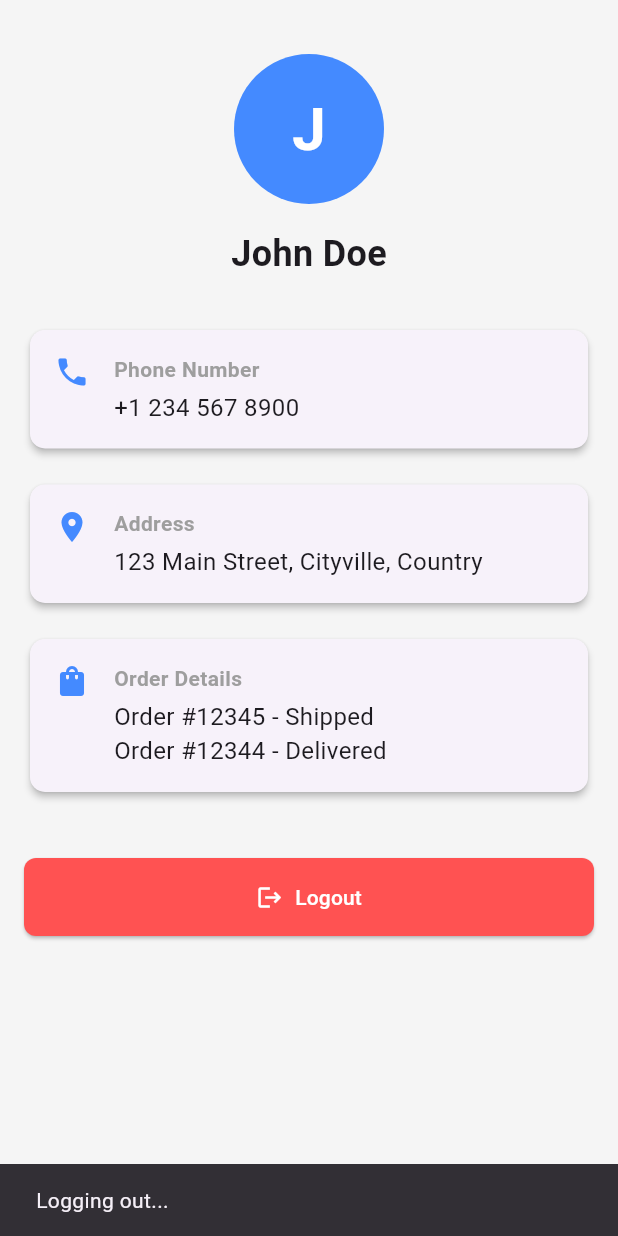
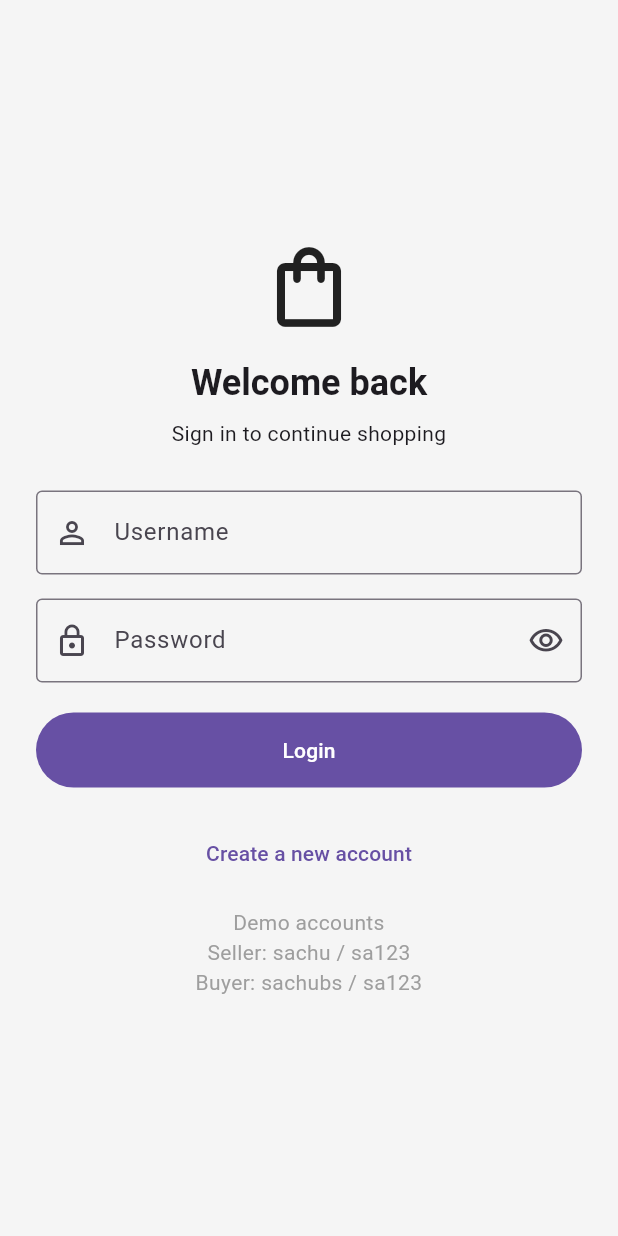
Before and after one commit to hackersbs/E-Commerce_App_-Flutter_Supabase-, a Flutter app: the ProfileScreen screen opened directly, after a tap on "Logout", on a phone screen of 412 x 824 dp. Run offline on Flutter 3.47's test engine with Material 3 defaults, Android fonts, the phone set to English and light mode, and no system bars; accounts and stored records are empty.

Commit message:
feat(auth): add login & signup screens with demo user and Provider state management

```diff
--- a/lib/main.dart
+++ b/lib/main.dart
@@ -1,20 +1,21 @@
 import 'package:flutter/material.dart';
 import 'package:provider/provider.dart';
-import 'screen/home_screen.dart';
+
+import 'screen/auth_screen.dart';
+import 'providers/auth_provider.dart';
 import 'providers/cart_provider.dart';
 import 'providers/theme_provider.dart';
-
 
 void main() {
   runApp(
     MultiProvider(
       providers: [
+        ChangeNotifierProvider(create: (context) => AuthProvider()),
         ChangeNotifierProvider(create: (context) => CartProvider()),
         ChangeNotifierProvider(create: (context) => ThemeProvider()),
       ],
       child: const MyApp(),
     ),
-
   );
 }
 
@@ -43,7 +44,7 @@ class MyApp extends StatelessWidget {
           foregroundColor: Colors.white,
         ),
       ),
-      home: const HomeScreen(),
+      home: const LoginScreen(),
     );
   }
 }
--- /dev/null
+++ b/lib/providers/auth_provider.dart
@@ -0,0 +1,76 @@
+import 'package:flutter/foundation.dart';
+
+class AppUser {
+  final String username;
+  final String password;
+  final String role;
+  final String phone;
+  final String country;
+  final String state;
+  final String city;
+  final String address;
+
+  const AppUser({
+    required this.username,
+    required this.password,
+    required this.role,
+    this.phone = '',
+    this.country = '',
+    this.state = '',
+    this.city = '',
+    this.address = '',
+  });
+}
+
+class AuthProvider extends ChangeNotifier {
+  final Map<String, AppUser> _users = {
+    'sachu': const AppUser(
+      username: 'sachu',
+      password: 'sa123',
+      role: 'Seller',
+    ),
+    'sachubs': const AppUser(
+      username: 'sachubs',
+      password: 'sa123',
+      role: 'Buyer',
+    ),
+  };
+
+  AppUser? _currentUser;
+
+  AppUser? get currentUser => _currentUser;
+  bool get isLoggedIn => _currentUser != null;
+
+  bool login(String username, String password) {
+    final normalizedUsername = username.trim().toLowerCase();
+    final user = _users[normalizedUsername];
+    if (user == null || user.password != password) return false;
+
+    _currentUser = user;
+    notifyListeners();
+    return true;
+  }
+
+  bool register(AppUser user) {
+    final normalizedUsername = user.username.trim().toLowerCase();
+    if (_users.containsKey(normalizedUsername)) return false;
+
+    _users[normalizedUsername] = AppUser(
+      username: normalizedUsername,
+      password: user.password,
+      role: user.role,
+      phone: user.phone,
+      country: user.country,
+      state: user.state,
+      city: user.city,
+      address: user.address,
+    );
+    notifyListeners();
+    return true;
+  }
+
+  void logout() {
+    _currentUser = null;
+    notifyListeners();
+  }
+}
--- /dev/null
+++ b/lib/screen/auth_screen.dart
@@ -0,0 +1,363 @@
+import 'package:flutter/material.dart';
+import 'package:provider/provider.dart';
+
+import '../providers/auth_provider.dart';
+import 'home_screen.dart';
+
+class LoginScreen extends StatefulWidget {
+  const LoginScreen({super.key});
+
+  @override
+  State<LoginScreen> createState() => _LoginScreenState();
+}
+
+class _LoginScreenState extends State<LoginScreen> {
+  final _formKey = GlobalKey<FormState>();
+  final _usernameController = TextEditingController();
+  final _passwordController = TextEditingController();
+  bool _obscurePassword = true;
+
+  @override
+  void dispose() {
+    _usernameController.dispose();
+    _passwordController.dispose();
+    super.dispose();
+  }
+
+  void _login() {
+    if (!_formKey.currentState!.validate()) return;
+
+    final loggedIn = context.read<AuthProvider>().login(
+      _usernameController.text,
+      _passwordController.text,
+    );
+    if (!loggedIn) {
+      ScaffoldMessenger.of(context).showSnackBar(
+        const SnackBar(content: Text('Invalid username or password')),
+      );
+      return;
+    }
+
+    Navigator.of(context)
+        .pushReplacement(MaterialPageRoute(builder: (_) => const HomeScreen()));
+  }
+
+  Future<void> _openSignup() async {
+    final created = await Navigator.of(context)
+        .push<bool>(MaterialPageRoute(builder: (_) => const SignupScreen()));
+    if (!mounted || created != true) return;
+
+    ScaffoldMessenger.of(context).showSnackBar(
+      const SnackBar(content: Text('Account created. Please log in.')),
+    );
+  }
+
+  @override
+  Widget build(BuildContext context) {
+    return Scaffold(
+      body: SafeArea(
+        child: Center(
+          child: SingleChildScrollView(
+            padding: const EdgeInsets.all(24),
+            child: Form(
+              key: _formKey,
+              child: Column(
+                crossAxisAlignment: CrossAxisAlignment.stretch,
+                children: [
+                  const Icon(Icons.shopping_bag_outlined, size: 64),
+                  const SizedBox(height: 16),
+                  Text(
+                    'Welcome back',
+                    textAlign: TextAlign.center,
+                    style: Theme.of(context).textTheme.headlineSmall
+                        ?.copyWith(fontWeight: FontWeight.bold),
+                  ),
+                  const SizedBox(height: 8),
+                  const Text(
+                    'Sign in to continue shopping',
+                    textAlign: TextAlign.center,
+                  ),
+                  const SizedBox(height: 28),
+                  TextFormField(
+                    controller: _usernameController,
+                    decoration: const InputDecoration(
+                      labelText: 'Username',
+                      prefixIcon: Icon(Icons.person_outline),
+                      border: OutlineInputBorder(),
+                    ),
+                    validator: (value) => value == null || value.trim().isEmpty
+                        ? 'Enter your username'
+                        : null,
+                  ),
+                  const SizedBox(height: 16),
+                  TextFormField(
+                    controller: _passwordController,
+                    obscureText: _obscurePassword,
+                    decoration: InputDecoration(
+                      labelText: 'Password',
+                      prefixIcon: const Icon(Icons.lock_outline),
+                      border: const OutlineInputBorder(),
+                      suffixIcon: IconButton(
+                        tooltip: 'Show password',
+                        icon: Icon(
+                          _obscurePassword
+                              ? Icons.visibility_outlined
+                              : Icons.visibility_off_outlined,
+                        ),
+                        onPressed: () {
+                          setState(() => _obscurePassword = !_obscurePassword);
+                        },
+                      ),
+                    ),
+                    validator: (value) => value == null || value.isEmpty
+                        ? 'Enter your password'
+                        : null,
+                  ),
+                  const SizedBox(height: 20),
+                  SizedBox(
+                    height: 50,
+                    child: FilledButton(
+                      onPressed: _login,
+                      child: const Text('Login'),
+                    ),
+                  ),
+                  const SizedBox(height: 20),
+                  TextButton(
+                    onPressed: _openSignup,
+                    child: const Text('Create a new account'),
+                  ),
+                  const SizedBox(height: 12),
+                  const Text(
+                    'Demo accounts\nSeller: sachu / sa123\nBuyer: sachubs / sa123',
+                    textAlign: TextAlign.center,
+                    style: TextStyle(color: Colors.grey),
+                  ),
+                ],
+              ),
+            ),
+          ),
+        ),
+      ),
+    );
+  }
+}
+
+class SignupScreen extends StatefulWidget {
+  const SignupScreen({super.key});
+
+  @override
+  State<SignupScreen> createState() => _SignupScreenState();
+}
+
+class _SignupScreenState extends State<SignupScreen> {
+  final _formKey = GlobalKey<FormState>();
+  final _usernameController = TextEditingController();
+  final _passwordController = TextEditingController();
+  final _confirmPasswordController = TextEditingController();
+  final _phoneController = TextEditingController();
+  final _countryController = TextEditingController();
+  final _stateController = TextEditingController();
+  final _cityController = TextEditingController();
+  final _addressController = TextEditingController();
+  String _role = 'Buyer';
+  bool _obscurePassword = true;
+  bool _obscureConfirmPassword = true;
+
+  @override
+  void dispose() {
+    for (final controller in [
+      _usernameController,
+      _passwordController,
+      _confirmPasswordController,
+      _phoneController,
+      _countryController,
+      _stateController,
+      _cityController,
+      _addressController,
+    ]) {
+      controller.dispose();
+    }
+    super.dispose();
+  }
+
+  String? _required(String? value, String label) {
+    return value == null || value.trim().isEmpty ? 'Enter your $label' : null;
+  }
+
+  void _signup() {
+    if (!_formKey.currentState!.validate()) return;
+
+    final created = context.read<AuthProvider>().register(
+      AppUser(
+        username: _usernameController.text,
+        password: _passwordController.text,
+        role: _role,
+        phone: _phoneController.text.trim(),
+        country: _countryController.text.trim(),
+        state: _stateController.text.trim(),
+        city: _cityController.text.trim(),
+        address: _addressController.text.trim(),
+      ),
+    );
+    if (!created) {
+      ScaffoldMessenger.of(context).showSnackBar(
+        const SnackBar(content: Text('That username is already registered')),
+      );
+      return;
+    }
+
+    Navigator.of(context).pop(true);
+  }
+
+  @override
+  Widget build(BuildContext context) {
+    return Scaffold(
+      appBar: AppBar(title: const Text('Create account')),
+      body: Form(
+        key: _formKey,
+        child: ListView(
+          padding: const EdgeInsets.all(20),
+          children: [
+            TextFormField(
+              controller: _usernameController,
+              decoration: const InputDecoration(
+                labelText: 'Username',
+                prefixIcon: Icon(Icons.person_outline),
+                border: OutlineInputBorder(),
+              ),
+              validator: (value) => _required(value, 'username'),
+            ),
+            const SizedBox(height: 14),
+            TextFormField(
+              controller: _passwordController,
+              obscureText: _obscurePassword,
+              decoration: InputDecoration(
+                labelText: 'Password',
+                prefixIcon: const Icon(Icons.lock_outline),
+                border: const OutlineInputBorder(),
+                suffixIcon: IconButton(
+                  icon: Icon(
+                    _obscurePassword
+                        ? Icons.visibility_outlined
+                        : Icons.visibility_off_outlined,
+                  ),
+                  onPressed: () {
+                    setState(() => _obscurePassword = !_obscurePassword);
+                  },
+                ),
+              ),
+              validator: (value) {
+                if (value == null || value.length < 4) {
+                  return 'Use at least 4 characters';
+                }
+                return null;
+              },
+            ),
+            const SizedBox(height: 14),
+            TextFormField(
+              controller: _confirmPasswordController,
+              obscureText: _obscureConfirmPassword,
+              decoration: InputDecoration(
+                labelText: 'Confirm password',
+                prefixIcon: const Icon(Icons.lock_reset_outlined),
+                border: const OutlineInputBorder(),
+                suffixIcon: IconButton(
+                  icon: Icon(
+                    _obscureConfirmPassword
+                        ? Icons.visibility_outlined
+                        : Icons.visibility_off_outlined,
+                  ),
+                  onPressed: () {
+                    setState(
+                      () => _obscureConfirmPassword = !_obscureConfirmPassword,
+                    );
+                  },
+                ),
+              ),
+              validator: (value) => value != _passwordController.text
+                  ? 'Passwords do not match'
+                  : null,
+            ),
+            const SizedBox(height: 14),
+            TextFormField(
+              controller: _phoneController,
+              keyboardType: TextInputType.phone,
+              decoration: const InputDecoration(
+                labelText: 'Phone number',
+                prefixIcon: Icon(Icons.phone_outlined),
+                border: OutlineInputBorder(),
+              ),
+              validator: (value) => _required(value, 'phone number'),
+            ),
+            const SizedBox(height: 14),
+            DropdownButtonFormField<String>(
+              initialValue: _role,
+              decoration: const InputDecoration(
+                labelText: 'Account role',
+                prefixIcon: Icon(Icons.badge_outlined),
+                border: OutlineInputBorder(),
+              ),
+              items: const [
+                DropdownMenuItem(value: 'Buyer', child: Text('Buyer')),
+                DropdownMenuItem(value: 'Seller', child: Text('Seller')),
+              ],
+              onChanged: (value) {
+                if (value != null) setState(() => _role = value);
+              },
+            ),
+            const SizedBox(height: 14),
+            TextFormField(
+              controller: _countryController,
+              decoration: const InputDecoration(
+                labelText: 'Country',
+                prefixIcon: Icon(Icons.public_outlined),
+                border: OutlineInputBorder(),
+              ),
+              validator: (value) => _required(value, 'country'),
+            ),
+            const SizedBox(height: 14),
+            TextFormField(
+              controller: _stateController,
+              decoration: const InputDecoration(
+                labelText: 'State or province',
+                prefixIcon: Icon(Icons.map_outlined),
+                border: OutlineInputBorder(),
+              ),
+              validator: (value) => _required(value, 'state or province'),
+            ),
+            const SizedBox(height: 14),
+            TextFormField(
+              controller: _cityController,
+              decoration: const InputDecoration(
+                labelText: 'City',
+                prefixIcon: Icon(Icons.location_city_outlined),
+                border: OutlineInputBorder(),
+              ),
+              validator: (value) => _required(value, 'city'),
+            ),
+            const SizedBox(height: 14),
+            TextFormField(
+              controller: _addressController,
+              maxLines: 3,
+              decoration: const InputDecoration(
+                labelText: 'Address',
+                alignLabelWithHint: true,
+                prefixIcon: Icon(Icons.home_outlined),
+                border: OutlineInputBorder(),
+              ),
+              validator: (value) => _required(value, 'address'),
+            ),
+            const SizedBox(height: 22),
+            SizedBox(
+              height: 50,
+              child: FilledButton(
+                onPressed: _signup,
+                child: const Text('Sign up'),
+              ),
+            ),
+          ],
+        ),
+      ),
+    );
+  }
+}
--- a/lib/screen/profile_screen.dart
+++ b/lib/screen/profile_screen.dart
@@ -1,16 +1,30 @@
 import 'package:flutter/material.dart';
+import 'package:provider/provider.dart';
+
+import '../providers/auth_provider.dart';
+import 'auth_screen.dart';
 
 class ProfileScreen extends StatelessWidget {
   const ProfileScreen({super.key});
 
   @override
   Widget build(BuildContext context) {
-    // Dummy user data
-    const String userName = 'John Doe';
-    const String phoneNumber = '+1 234 567 8900';
-    const String address = '123 Main Street, Cityville, Country';
-    const String orderDetails = 'Order #12345 - Shipped\nOrder #12344 - Delivered';
-    final String firstLetter = userName.isNotEmpty ? userName[0].toUpperCase() : '?';
+    final user = context.watch<AuthProvider>().currentUser;
+    final userName = user?.username ?? 'User';
+    final phoneNumber = user?.phone.isNotEmpty == true
+        ? user!.phone
+        : 'Not provided';
+    final address = [
+      user?.address,
+      user?.city,
+      user?.state,
+      user?.country,
+    ].whereType<String>().where((value) => value.isNotEmpty).join(', ');
+    const String orderDetails =
+        'Order #12345 - Shipped\nOrder #12344 - Delivered';
+    final String firstLetter = userName.isNotEmpty
+        ? userName[0].toUpperCase()
+        : '?';
 
     return Scaffold(
       body: SingleChildScrollView(
@@ -25,7 +39,11 @@ class ProfileScreen extends StatelessWidget {
               backgroundColor: Colors.blueAccent,
               child: Text(
                 firstLetter,
-                style: const TextStyle(fontSize: 40, color: Colors.white, fontWeight: FontWeight.bold),
+                style: const TextStyle(
+                  fontSize: 40,
+                  color: Colors.white,
+                  fontWeight: FontWeight.bold,
+                ),
               ),
             ),
             const SizedBox(height: 16),
@@ -38,8 +56,11 @@ class ProfileScreen extends StatelessWidget {
             // Phone Number
             _buildInfoCard(Icons.phone, 'Phone Number', phoneNumber),
             const SizedBox(height: 16),
-            // Address
-            _buildInfoCard(Icons.location_on, 'Address', address),
+            _buildInfoCard(
+              Icons.location_on,
+              'Address',
+              address.isEmpty ? 'Not provided' : address,
+            ),
             const SizedBox(height: 16),
             // Order Details
             _buildInfoCard(Icons.shopping_bag, 'Order Details', orderDetails),
@@ -49,9 +70,10 @@ class ProfileScreen extends StatelessWidget {
               width: double.infinity,
               child: ElevatedButton.icon(
                 onPressed: () {
-                  // Handle logout action
-                  ScaffoldMessenger.of(context).showSnackBar(
-                    const SnackBar(content: Text('Logging out...')),
+                  context.read<AuthProvider>().logout();
+                  Navigator.of(context).pushAndRemoveUntil(
+                    MaterialPageRoute(builder: (_) => const LoginScreen()),
+                    (route) => false,
                   );
                 },
                 icon: const Icon(Icons.logout),
@@ -96,12 +118,7 @@ class ProfileScreen extends StatelessWidget {
                     ),
                   ),
                   const SizedBox(height: 4),
-                  Text(
-                    content,
-                    style: const TextStyle(
-                      fontSize: 16,
-                    ),
-                  ),
+                  Text(content, style: const TextStyle(fontSize: 16)),
                 ],
               ),
             ),
```
